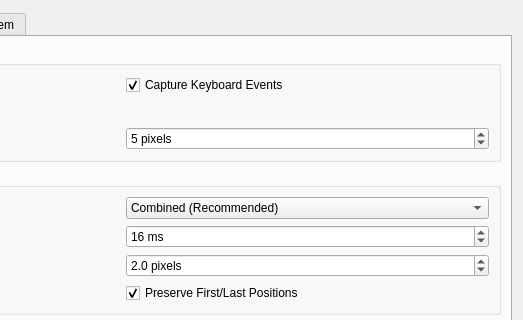
Above: src/gui/ui/ConfigurationWidget.ui from bajfi/MouseKeyRecorder before the change; both pictures show x 277 to 800 and y 0 to 320 of the 800 by 600 pixel window. Below: the same form after it.
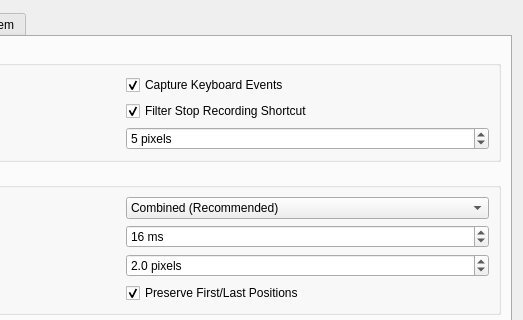
That is the form after the change.

Commit message: feat: add shortcut filtering configuration and UI support for stopping recording in LinuxEventCapture

```diff
--- a/src/gui/ui/ConfigurationWidget.ui
+++ b/src/gui/ui/ConfigurationWidget.ui
@@ -60,6 +60,19 @@
                                                 </property>
                                             </widget>
                                         </item>
+                                        <item row="1" column="1">
+                                            <widget class="QCheckBox" name="filterApplicationShortcutsCheckBox">
+                                                <property name="text">
+                                                    <string>Filter Stop Recording Shortcut</string>
+                                                </property>
+                                                <property name="toolTip">
+                                                    <string>Prevent the stop recording shortcut keys from being recorded</string>
+                                                </property>
+                                                <property name="checked">
+                                                    <bool>true</bool>
+                                                </property>
+                                            </widget>
+                                        </item>
                                         <item row="2" column="0">
                                             <widget class="QLabel" name="movementThresholdLabel">
                                                 <property name="text">
```
The commit also changes 8 other files.
